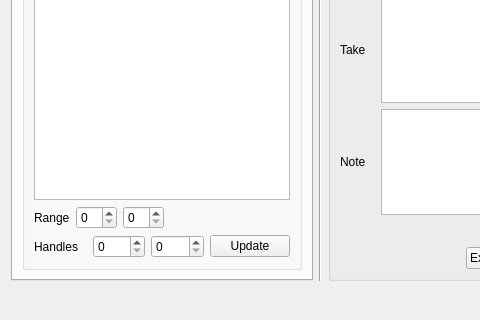
Before: the Qt Designer form oyProjectManager/ui/version_creator.ui in code-google-com/oyprojectmanager, drawn with Qt 5; both pictures show x 0 to 480 and y 192 to 512 of the 1280 by 512 pixel window.
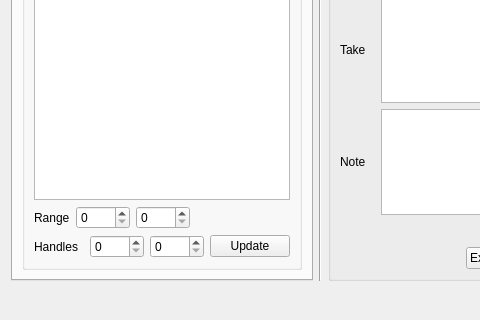
After: the same form once the commit is applied. The open tabs and pages were chosen to show the change.

Commit message:
* Replacing references in ``MayaEnv`` now uses the repository environment   variable and prevents reloading of the referenced versions upon saving.
* Fixed :attr:`~oyProjectManager.core.models.Shot.duration` attribute in
  :class:`~oyProjectManager.core.models.Shot`.

* Now in ``version_creator`` the shot frame range and handle information can be
  updated.

The edit to the form file:
```diff
--- a/oyProjectManager/ui/version_creator.ui
+++ b/oyProjectManager/ui/version_creator.ui
@@ -278,10 +278,18 @@
                       </widget>
                      </item>
                      <item>
-                      <widget class="QSpinBox" name="start_frame_spinBox"/>
+                      <widget class="QSpinBox" name="start_frame_spinBox">
+                       <property name="maximum">
+                        <number>9999</number>
+                       </property>
+                      </widget>
                      </item>
                      <item>
-                      <widget class="QSpinBox" name="end_frame_spinBox"/>
+                      <widget class="QSpinBox" name="end_frame_spinBox">
+                       <property name="maximum">
+                        <number>9999</number>
+                       </property>
+                      </widget>
                      </item>
                      <item>
                       <spacer name="horizontalSpacer_10">
@@ -308,10 +316,18 @@
                       </widget>
                      </item>
                      <item>
-                      <widget class="QSpinBox" name="handle_at_start_spinBox"/>
+                      <widget class="QSpinBox" name="handle_at_start_spinBox">
+                       <property name="maximum">
+                        <number>9999</number>
+                       </property>
+                      </widget>
                      </item>
                      <item>
-                      <widget class="QSpinBox" name="handle_at_end_spinBox"/>
+                      <widget class="QSpinBox" name="handle_at_end_spinBox">
+                       <property name="maximum">
+                        <number>9999</number>
+                       </property>
+                      </widget>
                      </item>
                      <item>
                       <widget class="QPushButton" name="shot_info_update_pushButton">
```
The commit also changes 9 other files.
